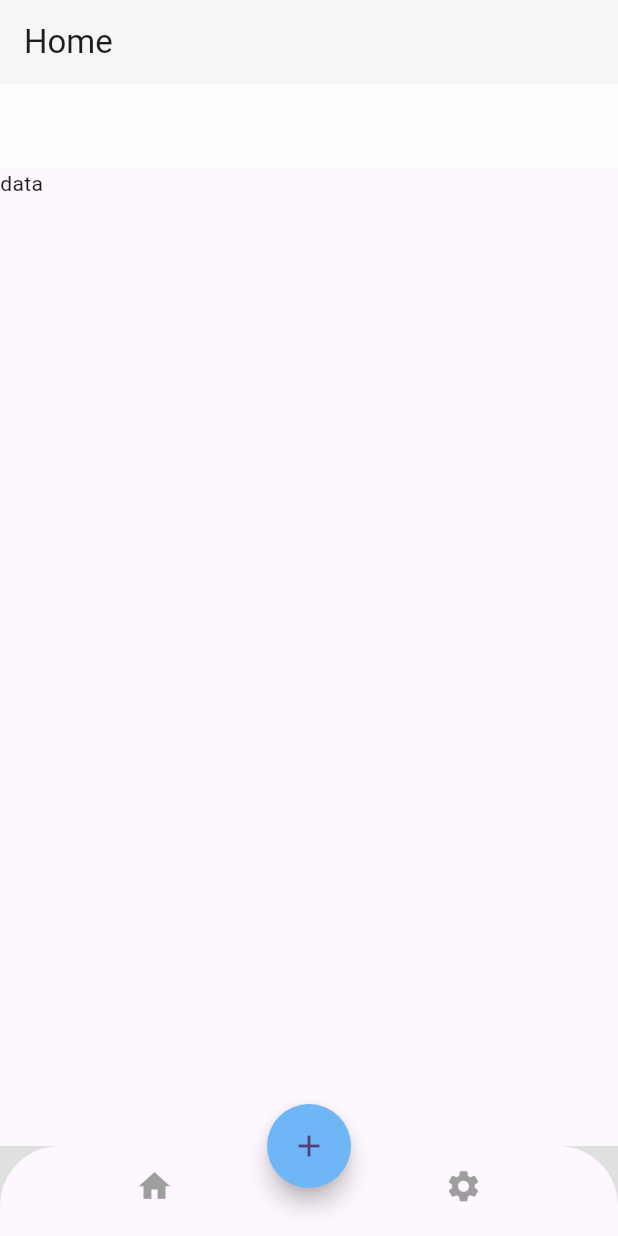
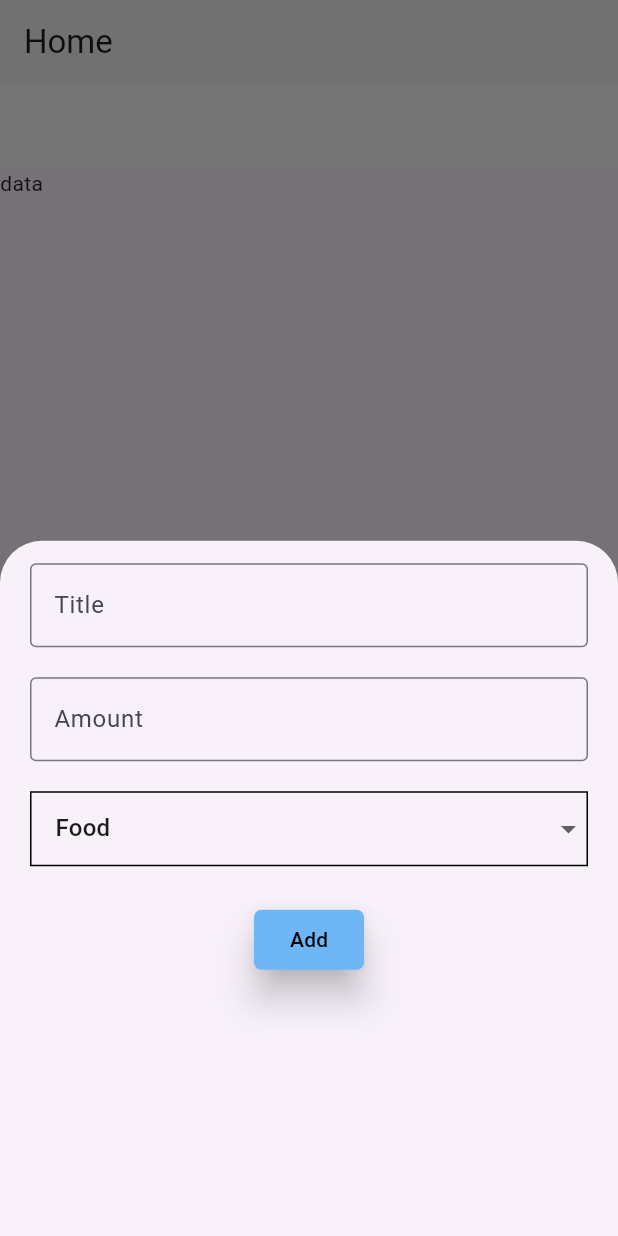
Before and after one commit to AMfaraz/expanse_tracker, a Flutter app: the screen it shows after launch, item 2 of the bottom bar chosen, after a tap on the "add" icon, on a phone screen of 412 x 824 dp. Run offline on Flutter 3.47's test engine with Material 3 defaults, Android fonts, the phone set to English and light mode, and no system bars; drawn by our look-alikes of dropdown_button2; our stand-ins replace get.

Commit message:
Implemented adding to List feature

```diff
--- a/lib/controllers/expense_controller.dart
+++ b/lib/controllers/expense_controller.dart
@@ -10,18 +10,15 @@ var _format=DateFormat("dd-MM-yy");
 class ExpenseController extends GetxController{
   ExpenseController();
 
-  final RxList<Expense> _expenseList=[
-    Expense(icon:Icon(Icons.fastfood),title: "Pizza", category: "Food", amount: 25, date: _format.format(DateTime.now())),
-    Expense(icon:Icon(Icons.fastfood),title: "Pizza", category: "Food", amount: 25, date: _format.format(DateTime.now())),
-  ].obs;
+  final _expenseList=[].obs;
 
   List<Expense> getExpenseList(){
     return List.from(_expenseList);
   }
 
-  void insert(){
+  void insert({required String title,required String category,required double amount,required Icon icon}){
     _expenseList.add(
-      Expense(icon:Icon(Icons.fastfood),title: "Pizza", category: "Food", amount: 25, date: _format.format(DateTime.now()))
+      Expense(icon:icon,title: title, category: category, amount: amount, date: _format.format(DateTime.now()))
       );
   }
 
--- /dev/null
+++ b/lib/controllers/field_controller.dart
@@ -0,0 +1,33 @@
+import 'package:flutter/material.dart';
+import 'package:get/get.dart';
+
+class FieldController extends GetxController{
+  final TextEditingController titleEditingController=TextEditingController();
+  final TextEditingController amountEditingController=TextEditingController();
+  var selectedCategory="Food".obs;
+  final List<String> categoryValues = [
+    "Food",
+    "Shopping",
+    "Entertainment",
+    "Misclaneous",
+  ];
+
+  @override
+  void onInit() {
+    // TODO: implement onInit
+    super.onInit();
+  }
+
+  @override
+  void onReady() {
+    // TODO: implement onReady
+    super.onReady();
+  }
+
+  @override
+  void onClose() {
+    // TODO: implement onClose
+    titleEditingController.dispose();
+    super.onClose();
+  }
+}
--- a/lib/screen/home_screen.dart
+++ b/lib/screen/home_screen.dart
@@ -3,7 +3,6 @@ import 'package:get/get.dart';
 
 //utilities
 import '../utils/colors.dart';
-import '../utils/screen_utils.dart';
 
 //screens
 import './main_screen.dart';
@@ -11,29 +10,26 @@ import './expenses_screen.dart';
 
 //widgets
 import '../widgets/home_screen_widgets/custom_bottom_navigation_bar.dart';
-
-//models
-import '../model/expense.dart';
+import '../widgets/home_screen_widgets/custom_model_bottom_sheet.dart';
 
 //controller
 import '../controllers/expense_controller.dart';
+import '../controllers/field_controller.dart';
 
 class HomeScreen extends StatelessWidget {
   HomeScreen({super.key});
 
-  final List<Widget> _pages=[MainScreen(),ExpensesScreen()];
-  RxInt selectedPage=0.obs;
+  final List<Widget> _pages = [MainScreen(), ExpensesScreen()];
+  RxInt selectedPage = 0.obs;
 
-  void onIndexChange(int index){
-    selectedPage.value=index;
+  void onIndexChange(int index) {
+    selectedPage.value = index;
   }
 
   @override
   Widget build(BuildContext context) {
-    final ExpenseController _expenseController=Get.put(ExpenseController());
-
-    final height = ScreenUtils.height(context);
-    final width = ScreenUtils.width(context);
+    final ExpenseController _expenseController = Get.put(ExpenseController());
+    final FieldController _fieldController = Get.put(FieldController());
 
     return Scaffold(
       backgroundColor: screenBackgroundColor,
@@ -42,7 +38,7 @@ class HomeScreen extends StatelessWidget {
       ),
 
       //main body
-      body: Obx(()=>_pages[selectedPage.value]),
+      body: Obx(() => _pages[selectedPage.value]),
 
       //floating button for adding expense
       floatingActionButtonLocation: FloatingActionButtonLocation.centerDocked,
@@ -53,46 +49,18 @@ class HomeScreen extends StatelessWidget {
         ),
 
         //this adds modelbottomsheet
-        // onPressed: () {
-        //   showModalBottomSheet(context: context, builder: (context){
-        //     return Container(
-        //       margin: const EdgeInsets.symmetric(vertical: 15,horizontal: 10),
-        //       child: const Column(
-        //         children: <Widget>[
-        //           TextField(
-        //             decoration: InputDecoration(
-        //               label: Text("Name"),
-        //               hintText: "Pizza",
-        //             ),
-        //           ),
-
-        //           TextField(
-        //             decoration: InputDecoration(
-        //               label: Text("Name"),
-        //               hintText: "Pizza",
-        //             ),
-        //           ),
-
-        //           TextField(
-        //             decoration: InputDecoration(
-        //               label: Text("Name"),
-        //               hintText: "Pizza",
-        //             ),
-        //           ),
-        //         ],
-        //       ),
-        //     );
-        //   });
-        // },
         onPressed: () {
-          _expenseController.insert();
-          print(_expenseController.getExpenseList().length);
+          showModalBottomSheet(
+              context: context,
+              builder: (context) {
+                return CModelBottomSheet(fieldController: _fieldController, expenseController: _expenseController);
+              });
         },
         child: const Icon(Icons.add),
       ),
 
-      //clip react for rounded corners
-      bottomNavigationBar: CustomBNavigationBar(index: selectedPage, onIndexChange: onIndexChange),
+      bottomNavigationBar: CustomBNavigationBar(
+          index: selectedPage, onIndexChange: onIndexChange),
     );
   }
 }
--- a/lib/screen/main_screen.dart
+++ b/lib/screen/main_screen.dart
@@ -1,4 +1,5 @@
 import 'package:flutter/material.dart';
+import 'package:get/get.dart';
 
 //utils
 import '../utils/colors.dart';
@@ -7,8 +8,13 @@ import '../utils/screen_utils.dart';
 //widgets
 import '../widgets/home_screen_widgets/recent_expense_list.dart';
 
+//controller
+import '../controllers/expense_controller.dart';
+
 class MainScreen extends StatelessWidget {
-  const MainScreen({super.key});
+  MainScreen({super.key});
+
+  final ExpenseController expenseController=Get.put(ExpenseController());
 
   @override
   Widget build(BuildContext context) {
@@ -84,7 +90,7 @@ class MainScreen extends StatelessWidget {
             ),
 
             //expense list
-            RecentExpenseList(),
+            RecentExpenseList(expenseController: expenseController,),
           ],
         ),
       );
--- /dev/null
+++ b/lib/utils/functions.dart
@@ -0,0 +1,29 @@
+import 'package:flutter/material.dart';
+
+Icon selectingIcon(String type) {
+  late IconData iconData;
+  // if(type=="Food"){
+  //   return const Icon(Icons.fastfood);
+  // }
+  // else if(type=="Shopping"){
+  //   return const Icon(Icons.shopping_bag);
+  // }
+  // else if(type=="Entertainment"){
+  //   return const Icon(Icons.games);
+  // }
+  // else{
+  //   return const Icon(Icons.miscellaneous_services);
+  // }
+
+  if (type == "Food") {
+    iconData = Icons.fastfood;
+  } else if (type == "Shopping") {
+    iconData = Icons.shopping_bag;
+  } else if (type == "Entertainment") {
+    iconData = Icons.games;
+  } else {
+    iconData = Icons.miscellaneous_services;
+  }
+
+  return Icon(iconData,color: Colors.white,);
+}
--- a/lib/widgets/home_screen_widgets/custom_bottom_navigation_bar.dart
+++ b/lib/widgets/home_screen_widgets/custom_bottom_navigation_bar.dart
@@ -11,6 +11,7 @@ class CustomBNavigationBar extends StatelessWidget {
 
   @override
   Widget build(BuildContext context) {
+    //clip react for rounded corners
     return ClipRRect(
         borderRadius: const BorderRadius.only(
           topLeft: Radius.circular(40.0),
--- /dev/null
+++ b/lib/widgets/home_screen_widgets/custom_model_bottom_sheet.dart
@@ -0,0 +1,108 @@
+import 'package:flutter/material.dart';
+import 'package:get/get.dart';
+import 'package:dropdown_button2/dropdown_button2.dart';
+
+//utils
+import '../../utils/colors.dart';
+import '../../utils/functions.dart';
+
+//controllers
+import '../../controllers/field_controller.dart';
+import '../../controllers/expense_controller.dart';
+
+class CModelBottomSheet extends StatelessWidget {
+  final FieldController fieldController;
+  final ExpenseController expenseController;
+
+  const CModelBottomSheet({super.key,required this.fieldController,required this.expenseController});
+
+  @override
+  Widget build(BuildContext context) {
+    return Container(
+      margin: const EdgeInsets.symmetric(vertical: 15, horizontal: 20),
+      child: Column(
+        children: <Widget>[
+          //title
+          TextField(
+            decoration: const InputDecoration(
+              border: OutlineInputBorder(borderSide: BorderSide(width: 15)),
+              label: Text("Title"),
+              hintText: "Pizza",
+            ),
+            keyboardType: TextInputType.text,
+            controller: fieldController.titleEditingController,
+          ),
+
+          const SizedBox(
+            height: 20,
+          ),
+
+          //amount
+          TextField(
+            decoration: const InputDecoration(
+              border: OutlineInputBorder(borderSide: BorderSide(width: 15)),
+              label: Text("Amount"),
+              hintText: "43.25",
+            ),
+            keyboardType: TextInputType.number,
+            controller: fieldController.amountEditingController,
+          ),
+          const SizedBox(
+            height: 20,
+          ),
+
+          // selecting category
+          Obx(() {
+            return Container(
+              decoration:
+                  BoxDecoration(border: Border.all(color: Colors.black)),
+              child: DropdownButtonHideUnderline(
+                child: DropdownButton2(
+                  isExpanded: true,
+                  dropdownStyleData: DropdownStyleData(
+                    decoration:
+                        BoxDecoration(border: Border.all(color: Colors.black)),
+                  ),
+                  items: fieldController.categoryValues.map((String item) {
+                    return DropdownMenuItem(value: item, child: Text(item));
+                  }).toList(),
+                  value: fieldController.selectedCategory.value,
+                  onChanged: (String? category) {
+                    fieldController.selectedCategory.value = category!;
+                  },
+                ),
+              ),
+            );
+          }),
+
+          const SizedBox(
+            height: 25,
+          ),
+
+          //Button for adding
+          ElevatedButton(
+            style: ElevatedButton.styleFrom(
+              shape: RoundedRectangleBorder(
+                borderRadius: BorderRadius.circular(5),
+              ),
+              elevation: 10,
+              foregroundColor: Colors.black,
+              backgroundColor: cardBackgroundColor,
+            ),
+            onPressed: () {
+              Icon icon=selectingIcon(fieldController.selectedCategory.value);
+              expenseController.insert(
+                title: fieldController.titleEditingController.text,
+                amount:
+                    double.parse(fieldController.amountEditingController.text),
+                category: fieldController.selectedCategory.value,
+                icon: icon,
+              );
+            },
+            child: const Text("Add"),
+          ),
+        ],
+      ),
+    );
+  }
+}
--- a/lib/widgets/home_screen_widgets/recent_expense_list.dart
+++ b/lib/widgets/home_screen_widgets/recent_expense_list.dart
@@ -2,7 +2,6 @@ import 'package:flutter/material.dart';
 import 'package:get/get.dart';
 
 //utils
-import '../../utils/screen_utils.dart';
 import '../../utils/colors.dart';
 
 //models
@@ -12,20 +11,17 @@ import '../../model/expense.dart';
 import '../../controllers/expense_controller.dart';
 
 class RecentExpenseList extends StatelessWidget {
-  RecentExpenseList({super.key});
+  final ExpenseController expenseController;
 
-  final ExpenseController expenseController = Get.put(ExpenseController());
+  const RecentExpenseList({super.key,required this.expenseController});
 
   @override
   Widget build(BuildContext context) {
-    final double height = ScreenUtils.height(context);
-    final double width = ScreenUtils.width(context);
-
     return Expanded(
 
       //obx to listen to changes
-      child: Obx((){
-        final List<Expense> expenses=expenseController.getExpenseList();
+      child: Obx(() {
+        final List<Expense> expenses = expenseController.getExpenseList();
         return ListView.builder(
           itemCount: expenses.length,
           itemBuilder: (BuildContext context, int index) {
@@ -38,12 +34,9 @@ class RecentExpenseList extends StatelessWidget {
 
               //each expense
               child: ListTile(
-                leading: const CircleAvatar(
+                leading: CircleAvatar(
                   backgroundColor: Colors.orange,
-                  child: Icon(
-                    Icons.fastfood,
-                    color: iconColor,
-                  ),
+                  child: expenses[index].icon,
                 ),
                 title: Text(expenses[index].title),
                 subtitle: Text(expenses[index].category),
@@ -57,78 +50,10 @@ class RecentExpenseList extends StatelessWidget {
                   ],
                 ),
               ),
-
             );
-          });
+          },
+        );
       }),
     );
   }
 }
-
-
-
-
-
-
-
-
-
-
-
-
-
-
-
-
-
-
-
-
-
-
-
-
-
-
-
-
-//using getx controller
-// child: GetX<ExpenseController>(
-//         init: ExpenseController(),
-//         builder: (val) {
-//           final List<Expense> expenses = expenseController.getExpenseList();
-//           return ListView.builder(
-//               itemCount: expenses.length,
-//               itemBuilder: (BuildContext context, int index) {
-//                 return Container(
-//                   alignment: Alignment.center,
-//                   decoration: BoxDecoration(
-//                       color: elementBackgroundColor,
-//                       borderRadius: BorderRadius.circular(13)),
-//                   margin: const EdgeInsets.symmetric(vertical: 15),
-
-//                   //each expense
-//                   child: ListTile(
-//                     leading: const CircleAvatar(
-//                       backgroundColor: Colors.orange,
-//                       child: Icon(
-//                         Icons.fastfood,
-//                         color: iconColor,
-//                       ),
-//                     ),
-//                     title: Text(expenses[index].title),
-//                     subtitle: Text(expenses[index].category),
-//                     trailing: Column(
-//                       mainAxisSize: MainAxisSize.min,
-//                       mainAxisAlignment: MainAxisAlignment.start,
-//                       crossAxisAlignment: CrossAxisAlignment.end,
-//                       children: <Widget>[
-//                         Text("-\$ ${expenses[index].amount}"),
-//                         Text(expenses[index].date),
-//                       ],
-//                     ),
-//                   ),
-//                 );
-//               });
-//         },
-//       ),
--- a/pubspec.yaml
+++ b/pubspec.yaml
@@ -32,6 +32,7 @@ dependencies:
     sdk: flutter
   get: ^4.6.6
   intl: ^0.19.0
+  dropdown_button2: ^2.3.9
 
   # The following adds the Cupertino Icons font to your application.
   # Use with the CupertinoIcons class for iOS style icons.
```
Also changed, not shown: lib/model/expense.dart (+0 -17 lines), lib/screen/view_all_screen.dart (added), pubspec.lock.
